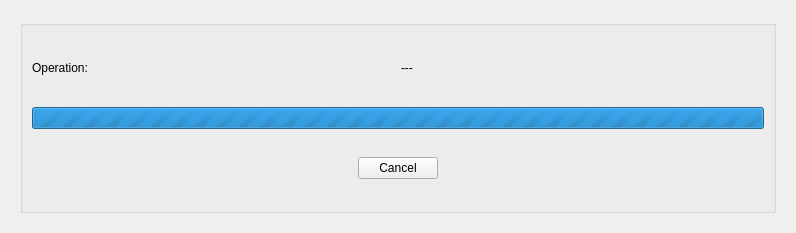
Qt form src/modules/anonymize/anonimyzebatchdialog.ui (lbellonda/qxmledit) before a commit.
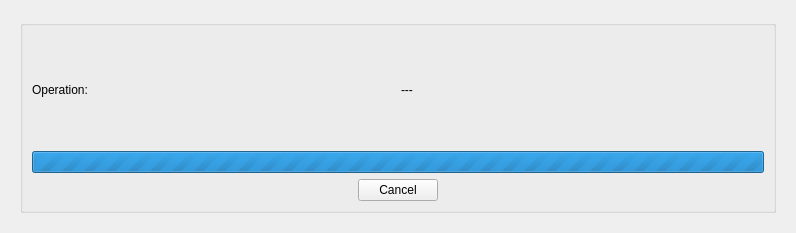
The same form after that commit. The open tabs and pages were chosen to show the change. Icons and pictures are not drawn.

```diff
--- a/src/modules/anonymize/anonimyzebatchdialog.ui
+++ b/src/modules/anonymize/anonimyzebatchdialog.ui
@@ -286,7 +286,9 @@
             </property>
            </widget>
           </item>
-          <item alignment="Qt::AlignHCenter|Qt::AlignVCenter">
+          <item>
+           <layout class="QHBoxLayout" name="horizontalLayout_6">
+            <item>
            <widget class="QPushButton" name="cmdCancel">
             <property name="sizePolicy">
              <sizepolicy hsizetype="Fixed" vsizetype="Fixed">
@@ -298,6 +300,8 @@
              <string>Cancel</string>
             </property>
            </widget>
+            </item>
+           </layout>
           </item>
          </layout>
         </widget>
```
Left out of the diff: 2 changed lines with no effect on the pictures. Lines whose indentation alone changed are shown as unchanged.
